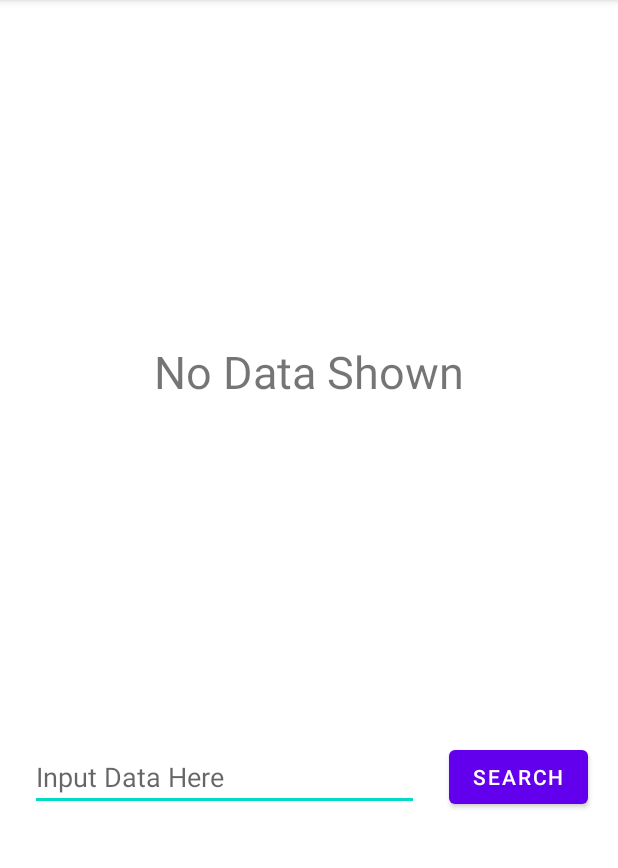
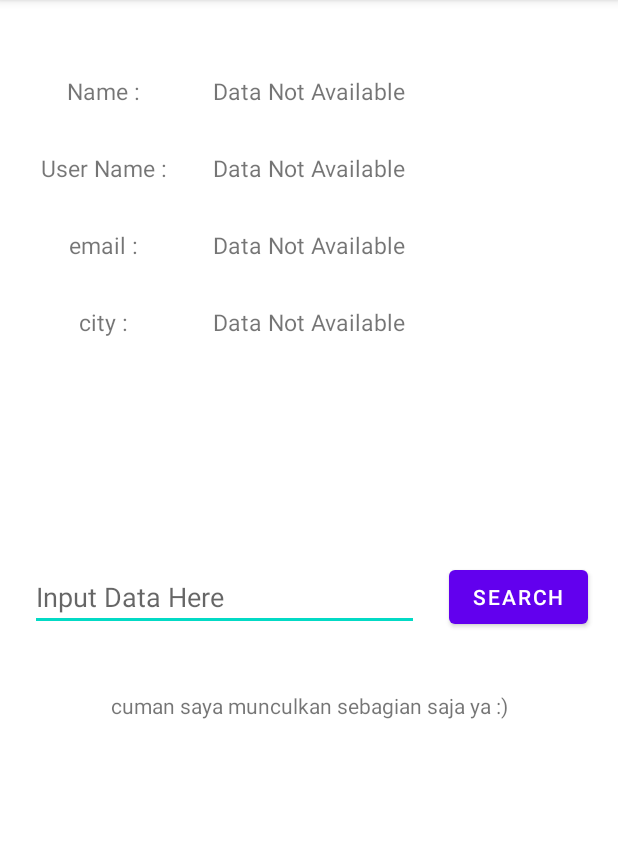
Before and after one commit to KevinCS17/Task1, an Android app: the screen it shows after launch (MainActivity), after a tap on "SEARCH", on a phone screen of 412 x 824 dp, the part 84-952 px from its top. Run offline under Robolectric (Android 15) with nearby library versions, the phone set to English and light mode, and no system bars; our stand-ins replace data binding; libraries missing offline, so code that uses them is left out: com.google.android.play; 1 statement that could not run was skipped.

Commit message:
Finish Task, Add View Model Update Observer

```diff
--- a/app/build.gradle
+++ b/app/build.gradle
@@ -46,6 +46,9 @@ dependencies {
     androidTestImplementation 'androidx.test.ext:junit:1.1.3'
     androidTestImplementation 'androidx.test.espresso:espresso-core:3.4.0'
 
+    implementation 'androidx.lifecycle:lifecycle-viewmodel-ktx:2.3.1'
+    implementation "androidx.lifecycle:lifecycle-viewmodel-savedstate:2.3.1"
+
     // featured modules
     implementation "androidx.navigation:navigation-fragment-ktx:2.3.5"
     implementation "androidx.navigation:navigation-ui-ktx:2.3.5"
--- a/app/src/main/java/com/example/task1/CoroutineNetwork.kt
+++ b/app/src/main/java/com/example/task1/CoroutineNetwork.kt
@@ -17,7 +17,7 @@ private val service: DummyNetwork by lazy {
         .build()
 
     val retrofit = Retrofit.Builder()
-        .baseUrl("http://jsonplaceholder.typicode.com/")
+        .baseUrl("https://jsonplaceholder.typicode.com/")
         .client(okHttpClient)
         .addConverterFactory(GsonConverterFactory.create())
         .build()
@@ -31,10 +31,11 @@ fun getNetworkService() = service
  * Main network interface which will fetch a new welcome title for us
  */
 interface DummyNetwork {
-    @GET("users/")
+    @GET("users")
     suspend fun fetchUsers(): List<UserResponseItem>
 
 
+    //method2
     @GET("users/{user_id}")
     suspend fun fetchUserById(@Path("user_id")user_id: String): UserResponseItem
 }
--- a/app/src/main/java/com/example/task1/CoroutineRepository.kt
+++ b/app/src/main/java/com/example/task1/CoroutineRepository.kt
@@ -10,42 +10,16 @@ import retrofit2.HttpException
 
 class CoroutineRepository(val network: DummyNetwork) {
 
-    val user = MutableLiveData<List<UserResponseItem>>()
+    val data = MutableLiveData<List<UserResponseItem>>()
 
-    //    suspend fun fetchUsers():List<UserResponseItem>{
-//        return withContext(Dispatchers.IO){
-//            network.fetchUsers()
-//        }
-//    }
-    suspend fun fetchUsers() {
+    suspend fun fetchUsersById(stringNumber : String) {
         try {
             val result = withTimeout(5000) {
-                network.fetchUsers()
+                network.fetchUserById(stringNumber)
             }
-            Log.d("testinghaha","vvvv $result")
+            data.postValue(listOf(result))
         } catch (error: Throwable) {
-            Log.d("testinghaha","cccc $error")
             Log.d("testinghaha","${error.message}")
-//            throw TitleRefreshError("Unable to refresh title", error)
-        }
-    }
-
-
-    suspend fun fetchUserById(userResponseCallback: UserResponseCallback){
-        withContext(Dispatchers.IO){
-            try {
-                val response = network.fetchUsers()
-                if(response.isNotEmpty()){
-                    user.postValue(response)
-                    userResponseCallback.onSuccess()
-                }
-            }catch (t: Throwable) {
-                when (t) {
-                    is HttpException -> {
-                        userResponseCallback.onError(t)
-                    }
-                }
-            }
         }
     }
 }
--- a/app/src/main/java/com/example/task1/CoroutineViewModel.kt
+++ b/app/src/main/java/com/example/task1/CoroutineViewModel.kt
@@ -15,18 +15,7 @@ class CoroutineViewModel(private val repository: CoroutineRepository) : ViewMode
         val FACTORY = singleArgViewModelFactory(::CoroutineViewModel)
     }
 
-    private val _snackBar = MutableLiveData<String?>()
-
-    val snackbar: LiveData<String?>
-        get() = _snackBar
-
     private val _spinner = MutableLiveData<Boolean>(false)
-
-
-    fun onSnackbarShown() {
-        _snackBar.value = null
-    }
-
 
     private fun launchDataLoad(block: suspend () -> Unit): Unit {
         viewModelScope.launch {
@@ -34,24 +23,19 @@ class CoroutineViewModel(private val repository: CoroutineRepository) : ViewMode
                 _spinner.value = true
                 block()
             } catch (error: TitleRefreshError) {
-                _snackBar.value = error.message
             } finally {
                 _spinner.value = false
             }
         }
     }
 
-    val name = repository.user
+    val data = repository.data
+
     fun onButtonSearch(string: String){
         searchUser(string)
-//        Log.d("testkevin","view model pressed $string")
     }
 
     private fun searchUser(string: String) = launchDataLoad{
-        repository.fetchUsers()
+        repository.fetchUsersById(string)
     }
-
-
-
-
 }
--- a/app/src/main/java/com/example/task1/MainActivity.kt
+++ b/app/src/main/java/com/example/task1/MainActivity.kt
@@ -9,17 +9,37 @@ import com.example.task1.databinding.ActivityMainBinding
 
 class MainActivity : AppCompatActivity() {
     lateinit var binding: ActivityMainBinding
+    lateinit var viewModel: CoroutineViewModel
+
     override fun onCreate(savedInstanceState: Bundle?) {
         super.onCreate(savedInstanceState)
         setContentView(R.layout.activity_main)
+
         val repository = CoroutineRepository(getNetworkService())
-        val viewModel = ViewModelProvider(this, CoroutineViewModel.FACTORY(repository))
+        viewModel = ViewModelProvider(this, CoroutineViewModel.FACTORY(repository))
             .get(CoroutineViewModel::class.java)
 
         binding = DataBindingUtil.setContentView(this,R.layout.activity_main)
         binding.btnSearch.setOnClickListener {
-            var input : String = binding.etData.text.toString()
             viewModel.onButtonSearch(binding.etData.text.toString())
+
+            var int : Int = binding.etData.text.toString().toInt()
+            if(int < 1 || int > 10){
+                binding.txtName.text = "Data Not Available"
+                binding.txtUsername.text = "Data Not Available"
+                binding.txtEmail.text = "Data Not Available"
+                binding.txtCity.text = "Data Not Available"
+            }
+        }
+        viewModel.data.observe(this){value->
+            value?.let {
+                if(it.isNotEmpty()){
+                    binding.txtName.text = it[0].name
+                    binding.txtUsername.text = it[0].username
+                    binding.txtEmail.text = it[0].email
+                    binding.txtCity.text = it[0].address.city
+                }
+            }
         }
     }
 }
--- a/app/src/main/java/com/example/task1/UserResponseItem.kt
+++ b/app/src/main/java/com/example/task1/UserResponseItem.kt
@@ -9,5 +9,4 @@ data class UserResponseItem(
     val phone: String,
     val username: String,
     val website: String
-) {
-}
+)
--- a/app/src/main/res/layout/activity_main.xml
+++ b/app/src/main/res/layout/activity_main.xml
@@ -9,15 +9,91 @@
         tools:context=".MainActivity">
 
         <TextView
-            android:id="@+id/txt_data"
+            android:id="@+id/txt_name_hint"
+            android:layout_width="wrap_content"
+            android:layout_height="wrap_content"
+            android:text="Name : "
+            android:textSize="15dp"
+            app:layout_constraintStart_toStartOf="parent"
+            app:layout_constraintEnd_toStartOf="@id/txt_name"
+            app:layout_constraintTop_toTopOf="@id/txt_name"
+            app:layout_constraintEnd_toEndOf="@id/txt_name"/>
+
+        <TextView
+            android:id="@+id/txt_name"
             android:layout_width="wrap_content"
             android:layout_height="wrap_content"
             android:text="No Data Shown"
-            android:textSize="30dp"
-            app:layout_constraintBottom_toTopOf="@id/et_data"
+            android:textSize="15dp"
             app:layout_constraintLeft_toLeftOf="parent"
             app:layout_constraintRight_toRightOf="parent"
-            app:layout_constraintTop_toTopOf="parent" />
+            app:layout_constraintTop_toTopOf="parent"
+            android:layout_marginTop="50dp"/>
+
+        <TextView
+            android:id="@+id/txt_userName_hint"
+            android:layout_width="wrap_content"
+            android:layout_height="wrap_content"
+            android:text="User Name : "
+            android:textSize="15dp"
+            app:layout_constraintStart_toStartOf="parent"
+            app:layout_constraintEnd_toStartOf="@id/txt_username"
+            app:layout_constraintTop_toTopOf="@id/txt_username"
+            app:layout_constraintEnd_toEndOf="@id/txt_username"/>
+
+        <TextView
+            android:id="@+id/txt_username"
+            android:layout_width="wrap_content"
+            android:layout_height="wrap_content"
+            android:text="No Data Shown"
+            android:textSize="15dp"
+            android:layout_marginTop="30dp"
+            app:layout_constraintLeft_toLeftOf="parent"
+            app:layout_constraintRight_toRightOf="parent"
+            app:layout_constraintTop_toBottomOf="@id/txt_name"/>
+
+        <TextView
+            android:id="@+id/txt_email_hint"
+            android:layout_width="wrap_content"
+            android:layout_height="wrap_content"
+            android:text="email : "
+            android:textSize="15dp"
+            app:layout_constraintStart_toStartOf="parent"
+            app:layout_constraintEnd_toStartOf="@id/txt_email"
+            app:layout_constraintTop_toTopOf="@id/txt_email"
+            app:layout_constraintEnd_toEndOf="@id/txt_email"/>
+        <TextView
+            android:id="@+id/txt_email"
+            android:layout_width="wrap_content"
+            android:layout_height="wrap_content"
+            android:text="No Data Shown"
+            android:textSize="15dp"
+            android:layout_marginTop="30dp"
+            app:layout_constraintLeft_toLeftOf="parent"
+            app:layout_constraintRight_toRightOf="parent"
+            app:layout_constraintTop_toBottomOf="@id/txt_username"/>
+
+        <TextView
+            android:id="@+id/txt_city_hint"
+            android:layout_width="wrap_content"
+            android:layout_height="wrap_content"
+            android:text="city : "
+            android:textSize="15dp"
+            app:layout_constraintStart_toStartOf="parent"
+            app:layout_constraintEnd_toStartOf="@id/txt_city"
+            app:layout_constraintTop_toTopOf="@id/txt_city"
+            app:layout_constraintEnd_toEndOf="@id/txt_city"/>
+
+        <TextView
+            android:id="@+id/txt_city"
+            android:layout_width="wrap_content"
+            android:layout_height="wrap_content"
+            android:text="No Data Shown"
+            android:textSize="15dp"
+            android:layout_marginTop="30dp"
+            app:layout_constraintLeft_toLeftOf="parent"
+            app:layout_constraintRight_toRightOf="parent"
+            app:layout_constraintTop_toBottomOf="@id/txt_email"/>
 
         <EditText
             android:id="@+id/et_data"
@@ -26,21 +102,32 @@
             android:layout_marginStart="20dp"
             android:layout_marginEnd="20dp"
             android:hint="Input Data Here"
-            app:layout_constraintBottom_toBottomOf="parent"
+            android:inputType="number"
+            android:layout_marginTop="150dp"
             app:layout_constraintEnd_toStartOf="@+id/btn_search"
             app:layout_constraintStart_toStartOf="parent"
-            app:layout_constraintTop_toBottomOf="@+id/txt_data" />
+            app:layout_constraintTop_toBottomOf="@+id/txt_city" />
 
         <Button
             android:id="@+id/btn_search"
             android:layout_width="wrap_content"
             android:layout_height="wrap_content"
             android:text="Search"
-            app:layout_constraintBottom_toBottomOf="parent"
+            app:layout_constraintBottom_toBottomOf="@id/et_data"
             app:layout_constraintEnd_toEndOf="parent"
             app:layout_constraintStart_toEndOf="@id/et_data"
-            app:layout_constraintTop_toBottomOf="@id/txt_data"
+            app:layout_constraintTop_toTopOf="@id/et_data"
             android:layout_marginEnd="20dp"/>
+
+        <TextView
+            android:layout_width="wrap_content"
+            android:layout_height="wrap_content"
+            android:text="cuman saya munculkan sebagian saja ya :)"
+            app:layout_constraintTop_toBottomOf="@id/et_data"
+            app:layout_constraintStart_toStartOf="parent"
+            app:layout_constraintEnd_toEndOf="parent"
+            android:layout_marginTop="40dp"/>
+
 
 
     </androidx.constraintlayout.widget.ConstraintLayout>
```
